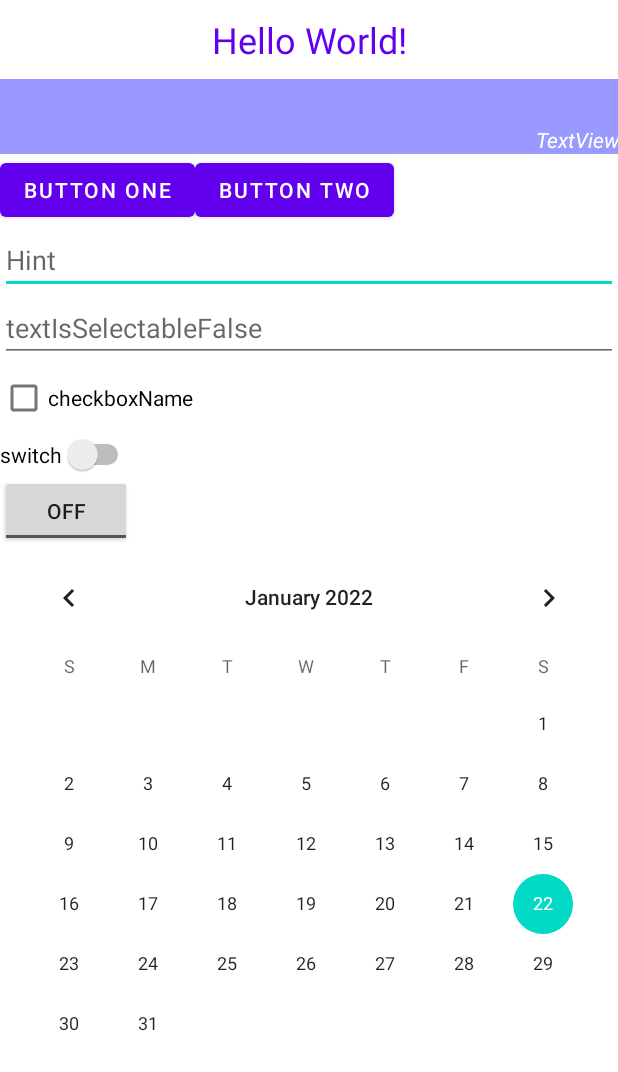
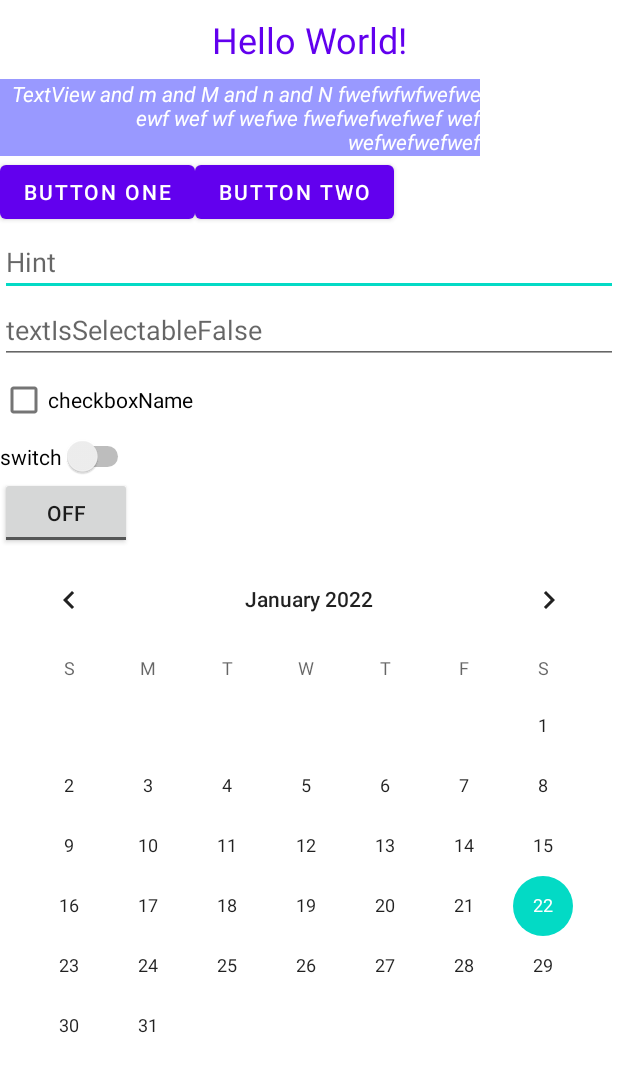
Before and after one commit to VladimirLysenkov/GB_Android_1, an Android app: the layout activity_main.xml on its own in the app's theme, with its tools: preview values and no code run, on a phone screen of 412 x 824 dp. Shown: the top 1072 px of the screen. Run offline under Robolectric (Android 15) with nearby library versions, the phone set to English and light mode, and no system bars.

Commit message:
посмотрел как работает android:ems на TextView

```diff
--- a/app/src/main/res/layout/activity_main.xml
+++ b/app/src/main/res/layout/activity_main.xml
@@ -19,9 +19,9 @@
     <TextView
         android:id="@+id/text2"
         android:layout_width="wrap_content"
-        android:layout_height="50dp"
+        android:layout_height="wrap_content"
         android:background="#99F"
-        android:ems="@integer/material_motion_duration_medium_1"
+        android:ems="20"
         android:gravity="end|bottom"
         android:text="@string/textview"
         android:textColor="#FFF"
--- a/app/src/main/res/values/strings.xml
+++ b/app/src/main/res/values/strings.xml
@@ -12,6 +12,6 @@
     <string name="button_one">Button One</string>
     <string name="button_two">Button Two</string>
     <string name="hint">Hint</string>
-    <string name="textview">TextView</string>
+    <string name="textview">TextView and m and M and n and N fwefwfwfwefwe ewf wef wf wefwe fwefwefwefwef wef wefwefwefwef</string>
     <string name="textlongmessage">TextLongMessage</string>
 </resources>
```
